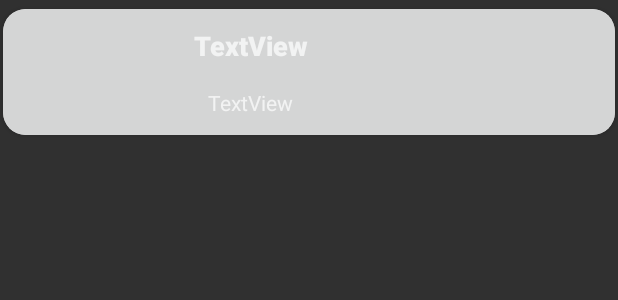
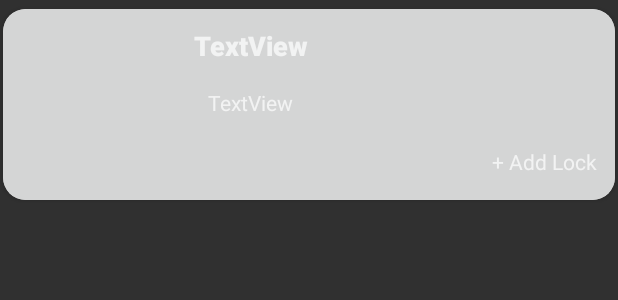
Before and after one commit to dudu4646/LockedApp, an Android app: the layout layout_house_card.xml on its own in the app's theme, with its tools: preview values and no code run, on a phone screen of 412 x 824 dp. Shown: the top 300 px of the screen. Run offline under Robolectric (Android 15) with nearby library versions, the phone set to English and light mode, and no system bars.

Commit message:
new lock icons

```diff
--- a/app/src/main/java/packet/com/lockedappproject/Adapters/HouseScreenAdapt.java
+++ b/app/src/main/java/packet/com/lockedappproject/Adapters/HouseScreenAdapt.java
@@ -43,13 +43,13 @@ public class HouseScreenAdapt extends RecyclerView.Adapter<HouseScreenAdapt.Lock
         holder.tv.setText(lock.name);
         switch (lock.status) {
             case "open":
-                holder.iv.setImageResource(R.drawable.open);
+                holder.iv.setImageResource(R.drawable.open_2);
                 break;
             case "close":
-                holder.iv.setImageResource(R.drawable.close);
+                holder.iv.setImageResource(R.drawable.close_2);
                 break;
             case "lock":
-                holder.iv.setImageResource(R.drawable.alock);
+                holder.iv.setImageResource(R.drawable.admin_2);
                 break;
         }
         holder.tv.setOnClickListener(new View.OnClickListener() {
--- a/app/src/main/java/packet/com/lockedappproject/Adapters/LockCard.java
+++ b/app/src/main/java/packet/com/lockedappproject/Adapters/LockCard.java
@@ -42,13 +42,13 @@ public class LockCard extends RecyclerView.Adapter<LockCard.CardLockHolder> impl
         holder.name.setText(lock.name.replace(' ','\n'));
         switch (lock.status) {
             case "open":
-                holder.img.setImageResource(R.drawable.open);
+                holder.img.setImageResource(R.drawable.open_2);
                 break;
             case "close":
-                holder.img.setImageResource(R.drawable.close);
+                holder.img.setImageResource(R.drawable.close_2);
                 break;
             case"lock":
-                holder.img.setImageResource(R.drawable.alock);
+                holder.img.setImageResource(R.drawable.admin_2);
                 break;
         }
         holder.img.setOnClickListener(new View.OnClickListener() {
--- a/app/src/main/res/layout/layout_house_card.xml
+++ b/app/src/main/res/layout/layout_house_card.xml
@@ -1,7 +1,6 @@
 <?xml version="1.0" encoding="utf-8"?>
 <androidx.constraintlayout.widget.ConstraintLayout xmlns:android="http://schemas.android.com/apk/res/android"
     xmlns:app="http://schemas.android.com/apk/res-auto"
-    xmlns:tools="http://schemas.android.com/tools"
     android:id="@+id/layout"
     android:layout_width="match_parent"
     android:layout_height="wrap_content"
@@ -54,7 +53,7 @@
                 android:gravity="center"
                 android:padding="4dp"
                 android:text="TextView"
-                android:textAlignment="viewStart"
+                android:textSize="14sp"
                 app:layout_constraintEnd_toStartOf="@+id/guideline18"
                 app:layout_constraintStart_toStartOf="parent"
                 app:layout_constraintTop_toBottomOf="@+id/cardName" />
@@ -77,7 +76,6 @@
                 android:gravity="center"
                 android:padding="4dp"
                 android:text="TextView"
-                android:textAlignment="viewStart"
                 android:textSize="18sp"
                 android:textStyle="bold"
                 app:layout_constraintEnd_toStartOf="@+id/guideline18"
@@ -90,7 +88,7 @@
                 android:layout_height="wrap_content"
                 android:layout_marginTop="8dp"
                 android:background="#D4D5D5"
-                android:visibility="gone"
+                android:visibility="visible"
                 app:layout_constraintStart_toStartOf="parent"
                 app:layout_constraintTop_toBottomOf="@+id/cardAddress">
 
@@ -98,13 +96,17 @@
                     android:id="@+id/addTxt"
                     android:layout_width="wrap_content"
                     android:layout_height="wrap_content"
-                    android:layout_marginTop="16dp"
+                    android:gravity="center|center_horizontal|center_vertical"
+                    android:paddingTop="8dp"
+                    android:paddingBottom="8dp"
                     android:text="+ Add Lock"
                     android:textAlignment="center"
                     android:textSize="14sp"
+                    app:layout_constraintBottom_toBottomOf="parent"
                     app:layout_constraintEnd_toEndOf="parent"
                     app:layout_constraintStart_toStartOf="@+id/guideline19"
-                    app:layout_constraintTop_toTopOf="parent" />
+                    app:layout_constraintTop_toTopOf="@+id/lockCardList"
+                    app:layout_constraintVertical_bias="0.25" />
 
                 <androidx.constraintlayout.widget.Guideline
                     android:id="@+id/guideline19"
@@ -118,7 +120,7 @@
                     android:layout_width="0dp"
                     android:layout_height="match_parent"
                     android:layout_marginEnd="8dp"
-                    app:layout_constraintEnd_toStartOf="@+id/addImg"
+                    app:layout_constraintEnd_toStartOf="@+id/addTxt"
                     app:layout_constraintHorizontal_bias="0.0"
                     app:layout_constraintStart_toStartOf="parent"
                     app:layout_constraintTop_toTopOf="parent">
--- a/app/src/main/res/layout/layout_lock_card.xml
+++ b/app/src/main/res/layout/layout_lock_card.xml
@@ -19,7 +19,7 @@
         app:layout_constraintEnd_toEndOf="parent"
         app:layout_constraintStart_toStartOf="parent"
         app:layout_constraintTop_toTopOf="parent"
-        app:srcCompat="@drawable/alock" />
+        app:srcCompat="@drawable/admin_2" />
 
     <TextView
         android:id="@+id/newLock"
@@ -28,6 +28,7 @@
         android:layout_marginTop="8dp"
         android:layout_marginBottom="8dp"
         android:text="TextView"
+        android:textAlignment="center"
         app:layout_constraintBottom_toBottomOf="parent"
         app:layout_constraintEnd_toEndOf="@+id/img"
         app:layout_constraintStart_toStartOf="@+id/img"
```
Also changed, not shown: app/src/main/res/layout/activity_house_screen.xml (+4 -3 lines), app/src/main/res/layout/layout_locks.xml (+4 -7 lines), app/src/main/res/drawable/admin_2.png (added), app/src/main/res/drawable/alock.png (deleted), app/src/main/res/drawable/close.png (deleted), app/src/main/res/drawable/close_2.png (added), app/src/main/res/drawable/open.png (deleted), app/src/main/res/drawable/open_2.png (added), app/src/main/res/drawable/request_1.png (added).
